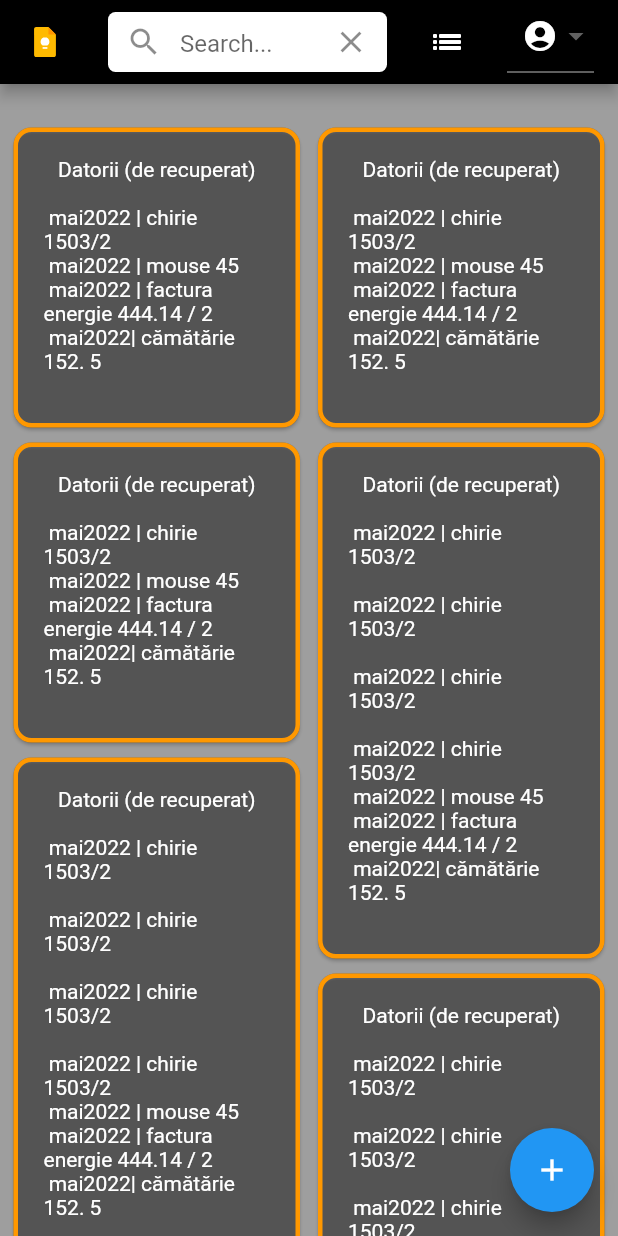
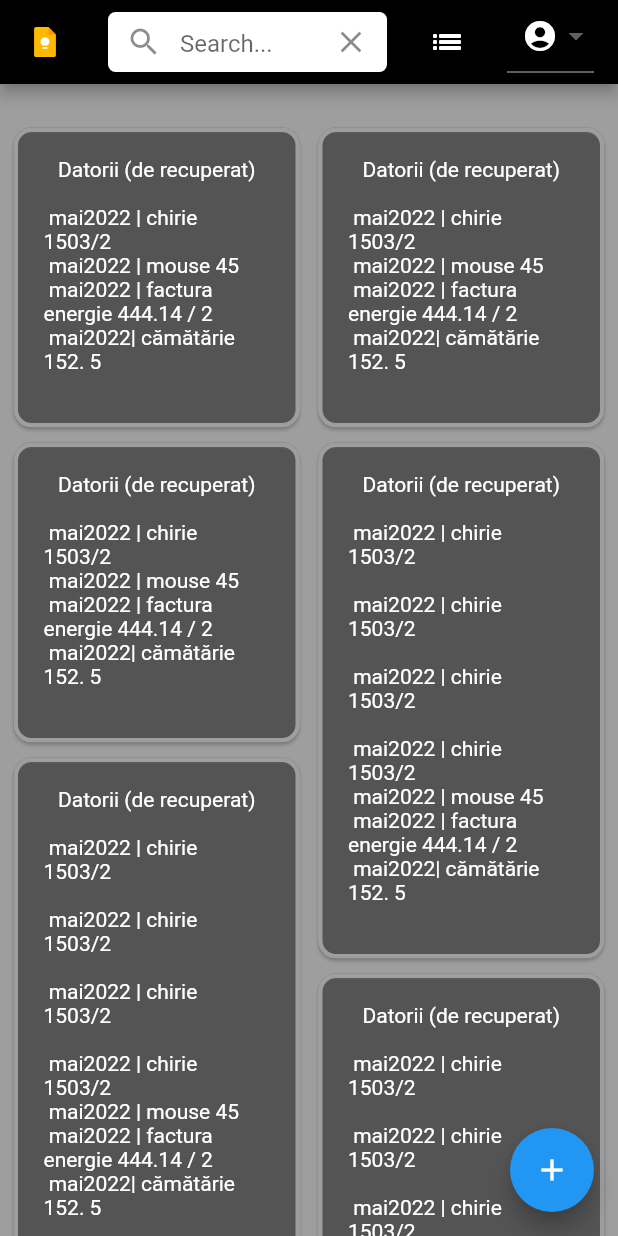
Before and after one commit to gabidiac11/google-keep-clone-flutter, a Flutter app: the screen it shows after launch, on a phone screen of 412 x 824 dp. Run offline on Flutter 3.47's test engine with Material 2 defaults, Android fonts, the phone set to English and light mode, and no system bars; our stand-ins replace flutter_svg.

Commit message:
finished basic selectio deletetion on frontend only

```diff
--- a/lib/views/allNotes/allNotesView.dart
+++ b/lib/views/allNotes/allNotesView.dart
@@ -45,31 +45,31 @@ class _AllNotesViewState extends State<AllNotesView> {
           "\n mai2022 | chirie 1503/2 \n\n mai2022 | chirie 1503/2 \n\n mai2022 | chirie 1503/2 \n\n mai2022 | chirie 1503/2 \n mai2022 | mouse 45 \n mai2022 | factura energie 444.14 / 2 \n mai2022| cămătărie 152. 5 \n"
     },
     {
-      'id': 5,
+      'id': 6,
       'title': "Datorii (de recuperat)",
       'text':
           "\n mai2022 | chirie 1503/2 \n\n mai2022 | chirie 1503/2 \n\n mai2022 | chirie 1503/2 \n\n mai2022 | chirie 1503/2 \n mai2022 | mouse 45 \n mai2022 | factura energie 444.14 / 2 \n mai2022| cămătărie 152. 5 \n"
     },
     {
-      'id': 5,
+      'id': 7,
       'title': "Datorii (de recuperat)",
       'text':
           "\n mai2022 | chirie 1503/2 \n\n mai2022 | chirie 1503/2 \n\n mai2022 | chirie 1503/2 \n\n mai2022 | chirie 1503/2 \n mai2022 | mouse 45 \n mai2022 | factura energie 444.14 / 2 \n mai2022| cămătărie 152. 5 \n"
     },
     {
-      'id': 5,
+      'id': 8,
       'title': "Datorii (de recuperat)",
       'text':
           "\n mai2022 | chirie 1503/2 \n\n mai2022 | chirie 1503/2 \n\n mai2022 | chirie 1503/2 \n\n mai2022 | chirie 1503/2 \n mai2022 | mouse 45 \n mai2022 | factura energie 444.14 / 2 \n mai2022| cămătărie 152. 5 \n"
     },
     {
-      'id': 5,
+      'id': 9,
       'title': "Datorii (de recuperat)",
       'text':
           "\n mai2022 | chirie 1503/2 \n\n mai2022 | chirie 1503/2 \n\n mai2022 | chirie 1503/2 \n\n mai2022 | chirie 1503/2 \n mai2022 | mouse 45 \n mai2022 | factura energie 444.14 / 2 \n mai2022| cămătărie 152. 5 \n"
     },
     {
-      'id': 5,
+      'id': 10,
       'title': "Datorii (de recuperat)",
       'text':
           "\n mai2022 | chirie 1503/2 \n\n mai2022 | chirie 1503/2 \n\n mai2022 | chirie 1503/2 \n\n mai2022 | chirie 1503/2 \n mai2022 | mouse 45 \n mai2022 | factura energie 444.14 / 2 \n mai2022| cămătărie 152. 5 \n"
@@ -98,7 +98,7 @@ class _AllNotesViewState extends State<AllNotesView> {
                         title: e['title'],
                         onPress: () => onPressNote(e['id']),
                         onLongPressEnd: (d) => onLongPressEnd(e['id']),
-                        isSelected: selectedIds[e['id']] != Null,
+                        isSelected: selectedIds[e['id']] == true,
                         text: e['text'],
                       ))
                   .toList(),
@@ -126,7 +126,7 @@ class _AllNotesViewState extends State<AllNotesView> {
       if(!selectionModeActive) {
         selectionModeActive = true;
       }
-      if(selectedIds[itemId] != null) {
+      if(selectedIds[itemId] == true) {
         selectedIds.remove(itemId);
         return;
       }
@@ -137,7 +137,7 @@ class _AllNotesViewState extends State<AllNotesView> {
   onDeleteSelected() {
     setState(() {
       //TODO: delete from db
-      notes = notes.where((element) => !selectedIds[element]).toList();
+      notes = notes.where((element) => selectedIds[element['id']] != true).toList();
       selectedIds = {};
       selectionModeActive = false;
     });
@@ -155,7 +155,7 @@ class _AllNotesViewState extends State<AllNotesView> {
       return;
     }
     setState(() {
-      if(selectedIds[itemId] != null) {
+      if(selectedIds[itemId] == true) {
         selectedIds.remove(itemId);
       } else {
         selectedIds[itemId] = true;
```
